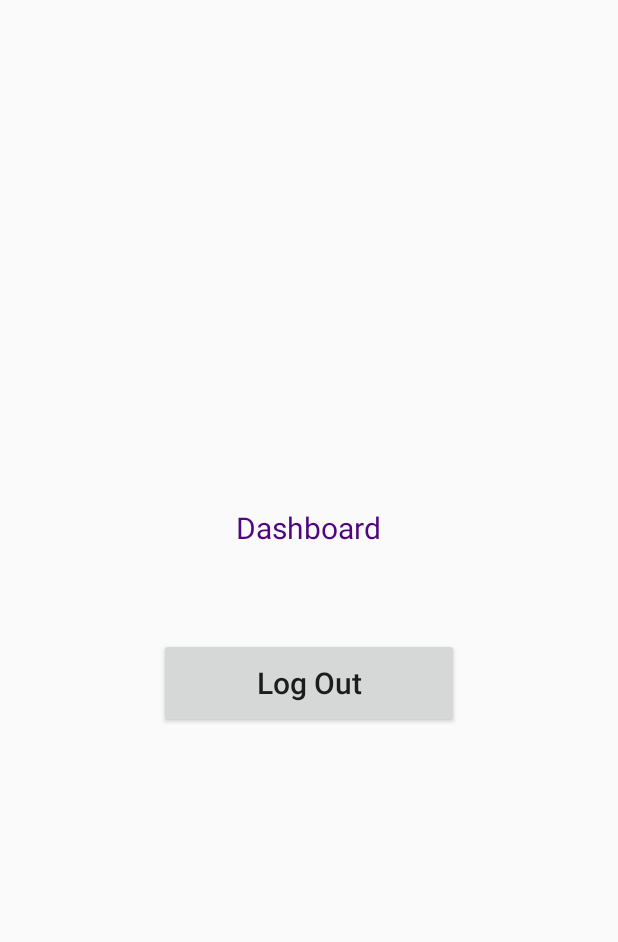
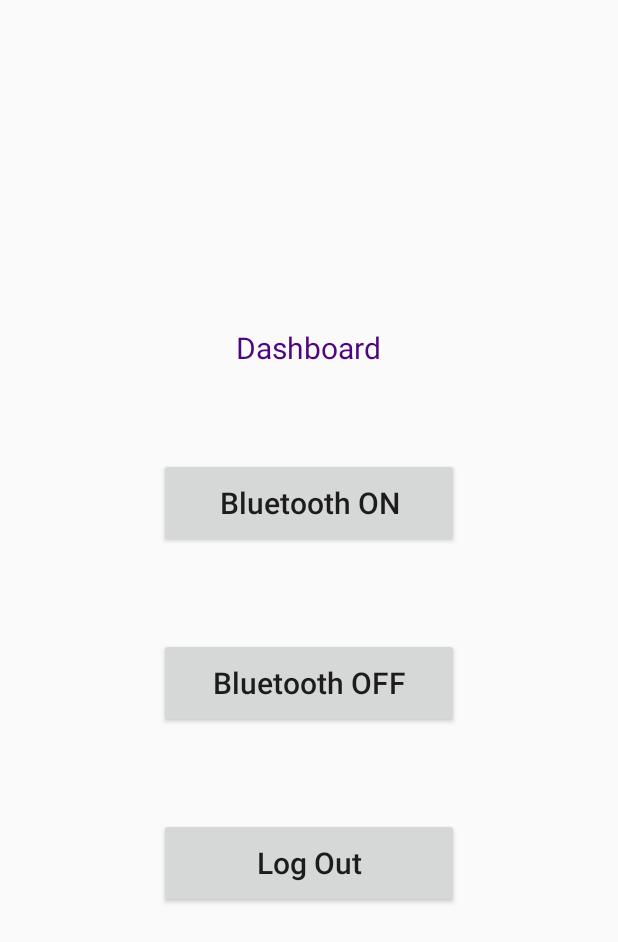
Before and after one commit to d0m1n1k4/e-HealthCare, an Android app: the DashboardActivity screen opened directly, with no data from a screen before it, on a phone screen of 412 x 824 dp. Shown: the top 942 px of the screen. Run offline under Robolectric (Android 15) with nearby library versions, the phone set to English and light mode, and no system bars; our stand-ins replace Firebase (no records; nobody signed in at launch, a user with empty details on screens opened directly).

Commit message:
Aktualizacja wszystkich plików

```diff
--- a/app/src/main/AndroidManifest.xml
+++ b/app/src/main/AndroidManifest.xml
@@ -1,6 +1,10 @@
 <?xml version="1.0" encoding="utf-8"?>
 <manifest xmlns:android="http://schemas.android.com/apk/res/android"
     xmlns:tools="http://schemas.android.com/tools">
+
+    <uses-permission android:name="android.permission.BLUETOOTH"/>
+    <uses-permission android:name="android.permission.BLUETOOTH_ADMIN"/>
+    <uses-permission android:name="android.permission.BLUETOOTH_CONNECT"/>
 
     <application
         android:allowBackup="true"
--- a/app/src/main/java/com/example/auth/DashboardActivity.java
+++ b/app/src/main/java/com/example/auth/DashboardActivity.java
@@ -1,30 +1,104 @@
 package com.example.auth;
 
 import android.app.Activity;
+import android.bluetooth.BluetoothAdapter;
 import android.content.Intent;
+import android.content.pm.PackageManager;
 import android.os.Bundle;
 import android.view.View;
 import android.widget.Button;
+import android.widget.Toast;
+
+
+import androidx.core.app.ActivityCompat;
 
 import com.google.firebase.auth.FirebaseAuth;
 
 public class DashboardActivity extends Activity {
-    private Button logout;
+    private Button logout, btON, btOFF;
+    private BluetoothAdapter myBluetoothAdapter; //Deklaracja zmiennej myBluetoothAdapter do zarządzania funkcjami Bluetooth
+
+    Intent btEnablingIntent; //Deklaracja zmiennej btEnablingIntent przechowującej intencję do włączenia Bluetooth.
+    int requestCodeForEnable; //Deklaracja zmiennej requestCodeForEnable przechowującej kod żądania aktywacji Bluetooth
+
 
     @Override
     protected void onCreate(Bundle savedInstanceState) {
         super.onCreate(savedInstanceState);
         setContentView(R.layout.dashboard);
+
+        btON = (Button) findViewById(R.id.btON);
+        btOFF = (Button) findViewById(R.id.btOFF);
+        myBluetoothAdapter = BluetoothAdapter.getDefaultAdapter();
+        btEnablingIntent = new Intent(BluetoothAdapter.ACTION_REQUEST_ENABLE); //Stworzenie intencji aktywacji Bluetooth.
+        requestCodeForEnable = 1;
+
+        bluetoothONMethod();
+        bluetoothOFFMethod();
+
+
         logout = findViewById(R.id.logout);
         logout.setOnClickListener(new View.OnClickListener() {
             @Override
             public void onClick(View v) {
                 FirebaseAuth.getInstance().signOut();
-                Intent intent=new Intent(DashboardActivity.this, MainActivity.class);
+                Intent intent = new Intent(DashboardActivity.this, MainActivity.class);
                 startActivity(intent);
                 finish();
             }
 
         });
     }
+
+    private void bluetoothOFFMethod() {
+        btOFF.setOnClickListener(new View.OnClickListener() {
+            @Override
+            public void onClick(View v) {
+                if (myBluetoothAdapter.isEnabled()) {
+                    if (ActivityCompat.checkSelfPermission(getApplicationContext(), android.Manifest.permission.BLUETOOTH_CONNECT) != PackageManager.PERMISSION_GRANTED) {
+                        // TODO: Consider calling
+                        //    ActivityCompat#requestPermissions
+                        // here to request the missing permissions, and then overriding
+                        //   public void onRequestPermissionsResult(int requestCode, String[] permissions,
+                        //                                          int[] grantResults)
+                        // to handle the case where the user grants the permission. See the documentation
+                        // for ActivityCompat#requestPermissions for more details.
+                        return;
+                    }
+                    myBluetoothAdapter.disable();
+                }
+            }
+        });
+    }
+
+    @Override
+    protected void onActivityResult(int requestCode, int resultCode, Intent data){
+        if(requestCode==requestCodeForEnable)
+        {
+            if(resultCode==RESULT_OK)
+            {
+                Toast.makeText(getApplicationContext(), "Bluetooth is Enable",Toast.LENGTH_LONG).show();
+            }else if (resultCode==RESULT_CANCELED)
+            {
+                Toast.makeText(getApplicationContext(), "Bluetooth Enabling Cancelled", Toast.LENGTH_LONG).show();
+            }
+        }
+    }
+    private void bluetoothONMethod() {
+        btON.setOnClickListener(new View.OnClickListener() { //Ustawienie nasłuchiwacza na kliknięcie przycisku "btON". Jeśli urządzenie obsługuje Bluetooth, a Bluetooth nie jest włączony, zostanie uruchomione okno dialogowe w celu włączenia Bluetooth.
+            @Override
+            public void onClick(View view) {
+                if(myBluetoothAdapter==null)
+                {
+                    Toast.makeText(getApplicationContext(), "Bluetooth is not supported on this Device", Toast.LENGTH_LONG).show();
+                }else {
+                    if(!myBluetoothAdapter.isEnabled())
+                    {
+                        startActivityForResult(btEnablingIntent,requestCodeForEnable);
+
+                    }
+                }
+            }
+        });
+    }
 }
--- a/app/src/main/res/layout/dashboard.xml
+++ b/app/src/main/res/layout/dashboard.xml
@@ -10,13 +10,32 @@
         android:textColor="#4E057E"
         android:text="Dashboard"
         android:textSize="20dp"/>
+
+    <Button
+        android:id="@+id/btON"
+        android:layout_width="200dp"
+        android:layout_height="60dp"
+        android:layout_marginTop="60dp"
+        android:text="Bluetooth ON"
+        android:textAllCaps="false"
+        android:textSize="20dp" />
+
+    <Button
+        android:id="@+id/btOFF"
+        android:layout_width="200dp"
+        android:layout_height="60dp"
+        android:layout_marginTop="60dp"
+        android:text="Bluetooth OFF"
+        android:textSize="20dp"
+        android:textAllCaps = "false"/>
+
     <Button
         android:id="@+id/logout"
         android:layout_width="200dp"
         android:layout_height="60dp"
         android:layout_marginTop="60dp"
         android:text="Log Out"
-        android:textSize="20dp"
-        android:textAllCaps = "false"/>
+        android:textAllCaps="false"
+        android:textSize="20dp" />
 
 </LinearLayout>
```
Also changed, not shown: app/src/main/java/com/example/auth/MainActivity.java (+7 -5 lines), app/src/main/res/layout/signup.xml (+6 -5 lines).
